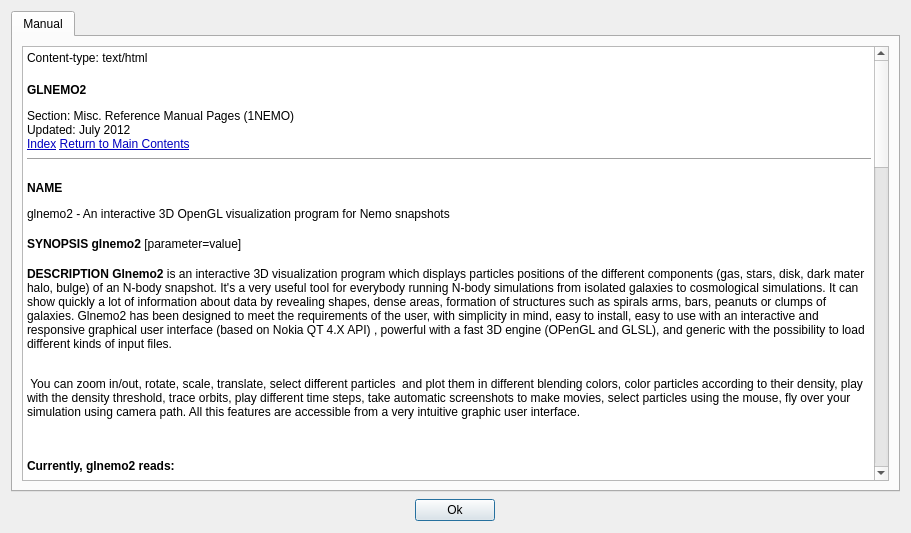
The window that src/formhelp.ui (jcldc/glnemo2) describes before a commit, drawn with Qt 5.
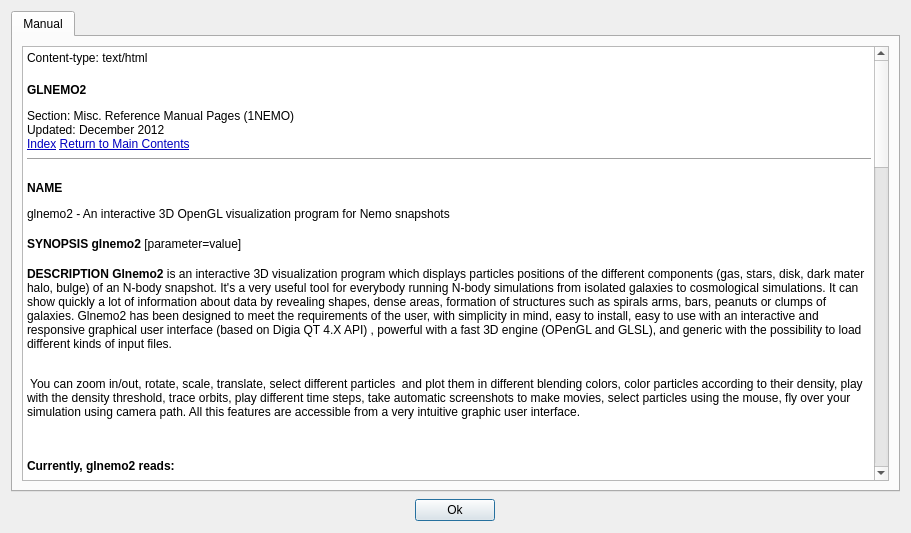
The same window after the commit.

Commit message: glnemo2 1.52 relesease

Diff of the .ui file:
```diff
--- a/src/formhelp.ui
+++ b/src/formhelp.ui
@@ -66,14 +66,14 @@
 &lt;/style&gt;&lt;/head&gt;&lt;body style=&quot; font-family:'Sans Serif'; font-size:8pt; font-weight:400; font-style:normal;&quot;&gt;
 &lt;p style=&quot; margin-top:0px; margin-bottom:0px; margin-left:0px; margin-right:0px; -qt-block-indent:0; text-indent:0px;&quot;&gt;&lt;span style=&quot; font-size:9pt;&quot;&gt;Content-type: text/html &lt;/span&gt;&lt;/p&gt;
 &lt;p style=&quot; margin-top:18px; margin-bottom:12px; margin-left:0px; margin-right:0px; -qt-block-indent:0; text-indent:0px;&quot;&gt;&lt;span style=&quot; font-size:9pt; font-weight:600;&quot;&gt;GLNEMO2&lt;/span&gt;&lt;/p&gt;
-&lt;p style=&quot; margin-top:0px; margin-bottom:0px; margin-left:0px; margin-right:0px; -qt-block-indent:0; text-indent:0px;&quot;&gt;&lt;span style=&quot; font-size:9pt;&quot;&gt;Section: Misc. Reference Manual Pages (1NEMO)&lt;br /&gt;Updated: July 2012&lt;br /&gt;&lt;/span&gt;&lt;a href=&quot;#index&quot;&gt;&lt;span style=&quot; font-size:9pt; text-decoration: underline; color:#0000c0;&quot;&gt;Index&lt;/span&gt;&lt;/a&gt;&lt;span style=&quot; font-size:9pt;&quot;&gt; &lt;/span&gt;&lt;a href=&quot;http://localhost/cgi-bin/man/man2html&quot;&gt;&lt;span style=&quot; font-size:9pt; text-decoration: underline; color:#0000c0;&quot;&gt;Return to Main Contents&lt;/span&gt;&lt;/a&gt;&lt;/p&gt;
+&lt;p style=&quot; margin-top:0px; margin-bottom:0px; margin-left:0px; margin-right:0px; -qt-block-indent:0; text-indent:0px;&quot;&gt;&lt;span style=&quot; font-size:9pt;&quot;&gt;Section: Misc. Reference Manual Pages (1NEMO)&lt;br /&gt;Updated: December 2012&lt;br /&gt;&lt;/span&gt;&lt;a href=&quot;#index&quot;&gt;&lt;span style=&quot; font-size:9pt; text-decoration: underline; color:#0000c0;&quot;&gt;Index&lt;/span&gt;&lt;/a&gt;&lt;span style=&quot; font-size:9pt;&quot;&gt; &lt;/span&gt;&lt;a href=&quot;http://localhost/cgi-bin/man/man2html&quot;&gt;&lt;span style=&quot; font-size:9pt; text-decoration: underline; color:#0000c0;&quot;&gt;Return to Main Contents&lt;/span&gt;&lt;/a&gt;&lt;/p&gt;
 &lt;hr /&gt;
 &lt;p style=&quot; margin-top:16px; margin-bottom:12px; margin-left:0px; margin-right:0px; -qt-block-indent:0; text-indent:0px;&quot;&gt;&lt;span style=&quot; font-size:9pt; font-weight:600;&quot;&gt;NAME&lt;/span&gt;&lt;/p&gt;
-&lt;p style=&quot; margin-top:0px; margin-bottom:0px; margin-left:0px; margin-right:0px; -qt-block-indent:0; text-indent:0px;&quot;&gt;&lt;span style=&quot; font-size:9pt;&quot;&gt;glnemo2 - An interactive 3D OpenGL visualization program for Nemo snapshots &lt;/span&gt;&lt;a name=&quot;lbAC&quot;&gt;&lt;/a&gt;&lt;span style=&quot; font-size:9pt;&quot;&gt; &lt;/span&gt;&lt;span style=&quot; font-size:9pt;&quot;&gt; &lt;/span&gt;&lt;/p&gt;
-&lt;p style=&quot; margin-top:16px; margin-bottom:12px; margin-left:0px; margin-right:0px; -qt-block-indent:0; text-indent:0px;&quot;&gt;&lt;span style=&quot; font-size:9pt; font-weight:600;&quot;&gt;SYNOPSIS&lt;/span&gt;&lt;span style=&quot; font-size:9pt;&quot;&gt; &lt;/span&gt;&lt;span style=&quot; font-size:9pt; font-weight:600;&quot;&gt;glnemo2&lt;/span&gt;&lt;span style=&quot; font-size:9pt;&quot;&gt; [parameter=value] &lt;/span&gt;&lt;a name=&quot;lbAD&quot;&gt;&lt;/a&gt;&lt;span style=&quot; font-size:9pt;&quot;&gt; &lt;/span&gt;&lt;span style=&quot; font-size:9pt;&quot;&gt; &lt;/span&gt;&lt;/p&gt;
-&lt;p style=&quot; margin-top:16px; margin-bottom:12px; margin-left:0px; margin-right:0px; -qt-block-indent:0; text-indent:0px;&quot;&gt;&lt;span style=&quot; font-size:9pt; font-weight:600;&quot;&gt;DESCRIPTION&lt;/span&gt;&lt;span style=&quot; font-size:9pt;&quot;&gt; &lt;/span&gt;&lt;span style=&quot; font-size:9pt; font-weight:600;&quot;&gt;Glnemo2&lt;/span&gt;&lt;span style=&quot; font-size:9pt;&quot;&gt; is an interactive 3D visualization program which displays particles positions of the different components (gas, stars, disk, dark mater halo, bulge) of an N-body snapshot. It's a very useful tool for everybody running N-body simulations from isolated galaxies to cosmological simulations. It can show quickly a lot of information about data by revealing shapes, dense areas, formation of structures such as spirals arms, bars, peanuts or clumps of galaxies. Glnemo2 has been designed to meet the requirements of the user, with simplicity in mind, easy to install, easy to use with an interactive and responsive graphical user interface (based on Nokia QT 4.X API) , powerful with a fast 3D engine (OPenGL and GLSL), and generic with the possibility to load different kinds of input files. &lt;/span&gt;&lt;/p&gt;
-&lt;p style=&quot; margin-top:12px; margin-bottom:12px; margin-left:0px; margin-right:0px; -qt-block-indent:0; text-indent:0px;&quot;&gt;&lt;span style=&quot; font-size:9pt;&quot;&gt;&lt;br /&gt; You can zoom in/out, rotate, scale, translate, select different particles  and plot them in different blending colors, color particles according to their density, play with the density threshold, trace orbits, play different time steps, take automatic screenshots to make movies, select particles using the mouse, fly over your simulation using camera path. All this features are accessible from a very intuitive graphic user interface. &lt;/span&gt;&lt;/p&gt;
-&lt;p style=&quot; margin-top:0px; margin-bottom:0px; margin-left:0px; margin-right:0px; -qt-block-indent:0; text-indent:0px;&quot;&gt;&lt;a name=&quot;lbAE&quot;&gt;&lt;/a&gt;&lt;span style=&quot; font-size:9pt;&quot;&gt; &lt;/span&gt;&lt;span style=&quot; font-size:9pt;&quot;&gt; &lt;/span&gt;&lt;/p&gt;
+&lt;p style=&quot; margin-top:0px; margin-bottom:0px; margin-left:0px; margin-right:0px; -qt-block-indent:0; text-indent:0px;&quot;&gt;&lt;span style=&quot; font-size:9pt;&quot;&gt;glnemo2 - An interactive 3D OpenGL visualization program for Nemo snapshots &lt;/span&gt;&lt;a name=&quot;lbAC&quot;&gt;&lt;/a&gt;&lt;span style=&quot; font-size:9pt;&quot;&gt; &lt;/span&gt;&lt;span style=&quot; font-size:9pt;&quot;&gt; &lt;/span&gt;&lt;/p&gt;
+&lt;p style=&quot; margin-top:16px; margin-bottom:12px; margin-left:0px; margin-right:0px; -qt-block-indent:0; text-indent:0px;&quot;&gt;&lt;span style=&quot; font-size:9pt; font-weight:600;&quot;&gt;SYNOPSIS&lt;/span&gt;&lt;span style=&quot; font-size:9pt;&quot;&gt; &lt;/span&gt;&lt;span style=&quot; font-size:9pt; font-weight:600;&quot;&gt;glnemo2&lt;/span&gt;&lt;span style=&quot; font-size:9pt;&quot;&gt; [parameter=value] &lt;/span&gt;&lt;a name=&quot;lbAD&quot;&gt;&lt;/a&gt;&lt;span style=&quot; font-size:9pt;&quot;&gt; &lt;/span&gt;&lt;span style=&quot; font-size:9pt;&quot;&gt; &lt;/span&gt;&lt;/p&gt;
+&lt;p style=&quot; margin-top:16px; margin-bottom:12px; margin-left:0px; margin-right:0px; -qt-block-indent:0; text-indent:0px;&quot;&gt;&lt;span style=&quot; font-size:9pt; font-weight:600;&quot;&gt;DESCRIPTION&lt;/span&gt;&lt;span style=&quot; font-size:9pt;&quot;&gt; &lt;/span&gt;&lt;span style=&quot; font-size:9pt; font-weight:600;&quot;&gt;Glnemo2&lt;/span&gt;&lt;span style=&quot; font-size:9pt;&quot;&gt; is an interactive 3D visualization program which displays particles positions of the different components (gas, stars, disk, dark mater halo, bulge) of an N-body snapshot. It's a very useful tool for everybody running N-body simulations from isolated galaxies to cosmological simulations. It can show quickly a lot of information about data by revealing shapes, dense areas, formation of structures such as spirals arms, bars, peanuts or clumps of galaxies. Glnemo2 has been designed to meet the requirements of the user, with simplicity in mind, easy to install, easy to use with an interactive and responsive graphical user interface (based on Digia QT 4.X API) , powerful with a fast 3D engine (OPenGL and GLSL), and generic with the possibility to load different kinds of input files. &lt;/span&gt;&lt;/p&gt;
+&lt;p style=&quot; margin-top:12px; margin-bottom:12px; margin-left:0px; margin-right:0px; -qt-block-indent:0; text-indent:0px;&quot;&gt;&lt;span style=&quot; font-size:9pt;&quot;&gt;&lt;br /&gt; You can zoom in/out, rotate, scale, translate, select different particles  and plot them in different blending colors, color particles according to their density, play with the density threshold, trace orbits, play different time steps, take automatic screenshots to make movies, select particles using the mouse, fly over your simulation using camera path. All this features are accessible from a very intuitive graphic user interface. &lt;/span&gt;&lt;/p&gt;
+&lt;p style=&quot; margin-top:0px; margin-bottom:0px; margin-left:0px; margin-right:0px; -qt-block-indent:0; text-indent:0px;&quot;&gt;&lt;a name=&quot;lbAE&quot;&gt;&lt;/a&gt;&lt;span style=&quot; font-size:9pt;&quot;&gt; &lt;/span&gt;&lt;span style=&quot; font-size:9pt;&quot;&gt; &lt;/span&gt;&lt;/p&gt;
 &lt;p style=&quot; margin-top:14px; margin-bottom:12px; margin-left:0px; margin-right:0px; -qt-block-indent:0; text-indent:0px;&quot;&gt;&lt;span style=&quot; font-size:9pt; font-weight:600;&quot;&gt;Currently, glnemo2 reads:&lt;/span&gt;&lt;span style=&quot; font-size:9pt;&quot;&gt; &lt;/span&gt;&lt;/p&gt;
 &lt;p style=&quot; margin-top:12px; margin-bottom:0px; margin-left:0px; margin-right:0px; -qt-block-indent:0; text-indent:0px;&quot;&gt;&lt;span style=&quot; font-family:'Courier New,courier'; font-size:9pt;&quot;&gt;- NEMO files ( &lt;/span&gt;&lt;a href=&quot;http://carma.astro.umd.edu/nemo&quot;&gt;&lt;span style=&quot; font-family:'Courier New,courier'; font-size:9pt; text-decoration: underline; color:#0000c0;&quot;&gt;http://carma.astro.umd.edu/nemo&lt;/span&gt;&lt;/a&gt;&lt;span style=&quot; font-family:'Courier New,courier'; font-size:9pt;&quot;&gt; )&lt;/span&gt;&lt;/p&gt;
 &lt;p style=&quot; margin-top:0px; margin-bottom:0px; margin-left:0px; margin-right:0px; -qt-block-indent:0; text-indent:0px;&quot;&gt;&lt;span style=&quot; font-family:'Courier New,courier'; font-size:9pt;&quot;&gt;- Gadget 1 and 2 -little and big endian- files ( &lt;/span&gt;&lt;a href=&quot;http://www.mpa-garching.mpg.de/gadget/&quot;&gt;&lt;span style=&quot; font-family:'Courier New,courier'; font-size:9pt; text-decoration: underline; color:#0000c0;&quot;&gt;http://www.mpa-garching.mpg.de/gadget/&lt;/span&gt;&lt;/a&gt;&lt;span style=&quot; font-family:'Courier New,courier'; font-size:9pt;&quot;&gt; )&lt;/span&gt;&lt;/p&gt;
@@ -82,19 +82,19 @@
 &lt;p style=&quot; margin-top:0px; margin-bottom:0px; margin-left:0px; margin-right:0px; -qt-block-indent:0; text-indent:0px;&quot;&gt;&lt;span style=&quot; font-family:'Courier New,courier'; font-size:9pt;&quot;&gt;- phiGRAPE file ( &lt;/span&gt;&lt;a href=&quot;http://wiki.cs.rit.edu/bin/view/GRAPEcluster/phiGRAPE&quot;&gt;&lt;span style=&quot; font-family:'Courier New,courier'; font-size:9pt; text-decoration: underline; color:#0000c0;&quot;&gt;http://wiki.cs.rit.edu/bin/view/GRAPEcluster/phiGRAPE&lt;/span&gt;&lt;/a&gt;&lt;span style=&quot; font-family:'Courier New,courier'; font-size:9pt;&quot;&gt; )&lt;/span&gt;&lt;/p&gt;
 &lt;p style=&quot; margin-top:0px; margin-bottom:0px; margin-left:0px; margin-right:0px; -qt-block-indent:0; text-indent:0px;&quot;&gt;&lt;span style=&quot; font-family:'Courier New,courier'; font-size:9pt;&quot;&gt;- list of files stored in a file&lt;/span&gt;&lt;/p&gt;
 &lt;p style=&quot; margin-top:0px; margin-bottom:12px; margin-left:0px; margin-right:0px; -qt-block-indent:0; text-indent:0px;&quot;&gt;&lt;span style=&quot; font-family:'Courier New,courier'; font-size:9pt;&quot;&gt;- realtime gyrfalcON simulation via a network plugin (see $NEMO/usr/jcl/glnemo2/gyrfalcon/README) &lt;/span&gt;&lt;/p&gt;
-&lt;p style=&quot; margin-top:0px; margin-bottom:0px; margin-left:0px; margin-right:0px; -qt-block-indent:0; text-indent:0px;&quot;&gt;&lt;a name=&quot;lbAF&quot;&gt;&lt;/a&gt;&lt;span style=&quot; font-size:9pt;&quot;&gt; &lt;/span&gt;&lt;span style=&quot; font-size:9pt;&quot;&gt; &lt;/span&gt;&lt;/p&gt;
-&lt;p style=&quot; margin-top:16px; margin-bottom:12px; margin-left:0px; margin-right:0px; -qt-block-indent:0; text-indent:0px;&quot;&gt;&lt;span style=&quot; font-size:9pt; font-weight:600;&quot;&gt;Features:&lt;/span&gt;&lt;span style=&quot; font-size:9pt;&quot;&gt; &lt;br /&gt; Glnemo2 uses a plugin mechanism to load data, so it's easy to add a new file reader. It uses the latest OpenGL technology like, shaders (glsl), vertex buffer object, frame buffer object, and takes in account the power of your graphic card to accelerate the rendering. Millions of particles can be rendered, in real time, with a fast GPU. With this technology, glnemo2 can be 1000% times faster than glnemo1 ! &lt;/span&gt;&lt;/p&gt;
-&lt;p style=&quot; margin-top:12px; margin-bottom:12px; margin-left:0px; margin-right:0px; -qt-block-indent:0; text-indent:0px;&quot;&gt;&lt;span style=&quot; font-size:9pt;&quot;&gt;&lt;br /&gt; Glnemo2 runs fine on Linux, Windows(using minGW compiler), and &lt;br /&gt; MaxOSX, thanks to the QT4 API. &lt;/span&gt;&lt;/p&gt;
-&lt;p style=&quot; margin-top:0px; margin-bottom:0px; margin-left:0px; margin-right:0px; -qt-block-indent:0; text-indent:0px;&quot;&gt;&lt;a name=&quot;lbAG&quot;&gt;&lt;/a&gt;&lt;span style=&quot; font-size:9pt;&quot;&gt; &lt;/span&gt;&lt;span style=&quot; font-size:9pt;&quot;&gt; &lt;/span&gt;&lt;/p&gt;
-&lt;p style=&quot; margin-top:16px; margin-bottom:12px; margin-left:0px; margin-right:0px; -qt-block-indent:0; text-indent:0px;&quot;&gt;&lt;span style=&quot; font-size:9pt; font-weight:600;&quot;&gt;Examples&lt;/span&gt;&lt;span style=&quot; font-size:9pt;&quot;&gt; &lt;br /&gt; From the command line you can select particles to load by specifying a range of particles, or by the name of the component (if the file format store its data by component name). &lt;/span&gt;&lt;/p&gt;
-&lt;p style=&quot; margin-top:12px; margin-bottom:12px; margin-left:0px; margin-right:0px; -qt-block-indent:0; text-indent:0px;&quot;&gt;&lt;span style=&quot; font-size:9pt;&quot;&gt;&lt;br /&gt; For example : &lt;/span&gt;&lt;/p&gt;
+&lt;p style=&quot; margin-top:0px; margin-bottom:0px; margin-left:0px; margin-right:0px; -qt-block-indent:0; text-indent:0px;&quot;&gt;&lt;a name=&quot;lbAF&quot;&gt;&lt;/a&gt;&lt;span style=&quot; font-size:9pt;&quot;&gt; &lt;/span&gt;&lt;span style=&quot; font-size:9pt;&quot;&gt; &lt;/span&gt;&lt;/p&gt;
+&lt;p style=&quot; margin-top:16px; margin-bottom:12px; margin-left:0px; margin-right:0px; -qt-block-indent:0; text-indent:0px;&quot;&gt;&lt;span style=&quot; font-size:9pt; font-weight:600;&quot;&gt;Features:&lt;/span&gt;&lt;span style=&quot; font-size:9pt;&quot;&gt; &lt;br /&gt; Glnemo2 uses a plugin mechanism to load data, so it's easy to add a new file reader. It uses the latest OpenGL technology like, shaders (glsl), vertex buffer object, frame buffer object, and takes in account the power of your graphic card to accelerate the rendering. Millions of particles can be rendered, in real time, with a fast GPU. With this technology, glnemo2 can be 1000% times faster than glnemo1 ! &lt;/span&gt;&lt;/p&gt;
+&lt;p style=&quot; margin-top:12px; margin-bottom:12px; margin-left:0px; margin-right:0px; -qt-block-indent:0; text-indent:0px;&quot;&gt;&lt;span style=&quot; font-size:9pt;&quot;&gt;&lt;br /&gt; Glnemo2 runs fine on Linux, Windows(using minGW compiler), and &lt;br /&gt; MaxOSX, thanks to the QT4 API. &lt;/span&gt;&lt;/p&gt;
+&lt;p style=&quot; margin-top:0px; margin-bottom:0px; margin-left:0px; margin-right:0px; -qt-block-indent:0; text-indent:0px;&quot;&gt;&lt;a name=&quot;lbAG&quot;&gt;&lt;/a&gt;&lt;span style=&quot; font-size:9pt;&quot;&gt; &lt;/span&gt;&lt;span style=&quot; font-size:9pt;&quot;&gt; &lt;/span&gt;&lt;/p&gt;
+&lt;p style=&quot; margin-top:16px; margin-bottom:12px; margin-left:0px; margin-right:0px; -qt-block-indent:0; text-indent:0px;&quot;&gt;&lt;span style=&quot; font-size:9pt; font-weight:600;&quot;&gt;Examples&lt;/span&gt;&lt;span style=&quot; font-size:9pt;&quot;&gt; &lt;br /&gt; From the command line you can select particles to load by specifying a range of particles, or by the name of the component (if the file format store its data by component name). &lt;/span&gt;&lt;/p&gt;
+&lt;p style=&quot; margin-top:12px; margin-bottom:12px; margin-left:0px; margin-right:0px; -qt-block-indent:0; text-indent:0px;&quot;&gt;&lt;span style=&quot; font-size:9pt;&quot;&gt;&lt;br /&gt; For example : &lt;/span&gt;&lt;/p&gt;
 &lt;p style=&quot; margin-top:12px; margin-bottom:12px; margin-left:0px; margin-right:0px; -qt-block-indent:0; text-indent:0px;&quot;&gt;&lt;span style=&quot; font-size:9pt;&quot;&gt;1) glnemo2 in=mysnaphot select=0:199999,300000:999999 &lt;/span&gt;&lt;/p&gt;
-&lt;p style=&quot; margin-top:12px; margin-bottom:12px; margin-left:0px; margin-right:0px; -qt-block-indent:0; text-indent:0px;&quot;&gt;&lt;span style=&quot; font-size:9pt;&quot;&gt;&lt;br /&gt;  it loads snapshot &amp;quot;mysnapshot&amp;quot; and creates 2 objects (range0: 0 to 199999 particles indexes) and (range1 : 300000 to 999999 particles indexes) &lt;/span&gt;&lt;/p&gt;
+&lt;p style=&quot; margin-top:12px; margin-bottom:12px; margin-left:0px; margin-right:0px; -qt-block-indent:0; text-indent:0px;&quot;&gt;&lt;span style=&quot; font-size:9pt;&quot;&gt;&lt;br /&gt;  it loads snapshot &amp;quot;mysnapshot&amp;quot; and creates 2 objects (range0: 0 to 199999 particles indexes) and (range1 : 300000 to 999999 particles indexes) &lt;/span&gt;&lt;/p&gt;
 &lt;p style=&quot; margin-top:12px; margin-bottom:12px; margin-left:0px; margin-right:0px; -qt-block-indent:0; text-indent:0px;&quot;&gt;&lt;span style=&quot; font-size:9pt;&quot;&gt;2) glnemo2 in=snap_01 select=gas,stars &lt;/span&gt;&lt;/p&gt;
-&lt;p style=&quot; margin-top:12px; margin-bottom:12px; margin-left:0px; margin-right:0px; -qt-block-indent:0; text-indent:0px;&quot;&gt;&lt;span style=&quot; font-size:9pt;&quot;&gt;&lt;br /&gt; it loads snapshot &amp;quot;snap_01&amp;quot; and creates 2 objects (range0: gas particles) and (range1 : stars particles). Gas and stars particles are automatically detected from the input file. &lt;/span&gt;&lt;/p&gt;
+&lt;p style=&quot; margin-top:12px; margin-bottom:12px; margin-left:0px; margin-right:0px; -qt-block-indent:0; text-indent:0px;&quot;&gt;&lt;span style=&quot; font-size:9pt;&quot;&gt;&lt;br /&gt; it loads snapshot &amp;quot;snap_01&amp;quot; and creates 2 objects (range0: gas particles) and (range1 : stars particles). Gas and stars particles are automatically detected from the input file. &lt;/span&gt;&lt;/p&gt;
 &lt;p style=&quot; margin-top:12px; margin-bottom:12px; margin-left:0px; margin-right:0px; -qt-block-indent:0; text-indent:0px;&quot;&gt;&lt;span style=&quot; font-size:9pt;&quot;&gt;If you start glnemo2 without feeding &amp;quot;select&amp;quot; parameter, it will open a dialog box where you will be able to select particles. &lt;/span&gt;&lt;/p&gt;
-&lt;p style=&quot; margin-top:12px; margin-bottom:12px; margin-left:0px; margin-right:0px; -qt-block-indent:0; text-indent:0px;&quot;&gt;&lt;span style=&quot; font-size:9pt;&quot;&gt;&lt;br /&gt; Once started, glnemo2 displays particles, and different actions with the mouse or the keyboard perform different actions. &lt;/span&gt;&lt;/p&gt;
-&lt;p style=&quot; margin-top:0px; margin-bottom:0px; margin-left:0px; margin-right:0px; -qt-block-indent:0; text-indent:0px;&quot;&gt;&lt;a name=&quot;lbAH&quot;&gt;&lt;/a&gt;&lt;span style=&quot; font-size:9pt;&quot;&gt; &lt;/span&gt;&lt;span style=&quot; font-size:9pt;&quot;&gt; &lt;/span&gt;&lt;/p&gt;
+&lt;p style=&quot; margin-top:12px; margin-bottom:12px; margin-left:0px; margin-right:0px; -qt-block-indent:0; text-indent:0px;&quot;&gt;&lt;span style=&quot; font-size:9pt;&quot;&gt;&lt;br /&gt; Once started, glnemo2 displays particles, and different actions with the mouse or the keyboard perform different actions. &lt;/span&gt;&lt;/p&gt;
+&lt;p style=&quot; margin-top:0px; margin-bottom:0px; margin-left:0px; margin-right:0px; -qt-block-indent:0; text-indent:0px;&quot;&gt;&lt;a name=&quot;lbAH&quot;&gt;&lt;/a&gt;&lt;span style=&quot; font-size:9pt;&quot;&gt; &lt;/span&gt;&lt;span style=&quot; font-size:9pt;&quot;&gt; &lt;/span&gt;&lt;/p&gt;
 &lt;p style=&quot; margin-top:16px; margin-bottom:12px; margin-left:0px; margin-right:0px; -qt-block-indent:0; text-indent:0px;&quot;&gt;&lt;span style=&quot; font-size:9pt; font-weight:600;&quot;&gt;OPERATION&lt;/span&gt;&lt;/p&gt;
 &lt;p style=&quot; margin-top:0px; margin-bottom:0px; margin-left:0px; margin-right:0px; -qt-block-indent:0; text-indent:0px;&quot;&gt;&lt;span style=&quot; font-size:9pt;&quot;&gt;All the parameters given to the command line can be interactively modified in real time using the graphic user interface composed of menus, icons and dialog boxes. Most of the operations can also be activated by hitting a key in the display window itself: &lt;/span&gt;&lt;/p&gt;
 &lt;p style=&quot; margin-top:12px; margin-bottom:0px; margin-left:0px; margin-right:0px; -qt-block-indent:0; text-indent:0px;&quot;&gt;&lt;span style=&quot; font-family:'Courier New,courier'; font-size:9pt;&quot;&gt;- - - - - - - - - - - - - &lt;/span&gt;&lt;/p&gt;
@@ -152,7 +152,7 @@
 &lt;p style=&quot; margin-top:0px; margin-bottom:0px; margin-left:0px; margin-right:0px; -qt-block-indent:0; text-indent:0px;&quot;&gt;&lt;span style=&quot; font-family:'Courier New,courier'; font-size:9pt;&quot;&gt;SC + w         toogle automatic reverse rotation around world z axis&lt;/span&gt;&lt;/p&gt;
 &lt;p style=&quot;-qt-paragraph-type:empty; margin-top:0px; margin-bottom:0px; margin-left:0px; margin-right:0px; -qt-block-indent:0; text-indent:0px; font-family:'Courier New,courier'; font-size:9pt;&quot;&gt;&lt;br /&gt;&lt;/p&gt;
 &lt;p style=&quot; margin-top:0px; margin-bottom:12px; margin-left:0px; margin-right:0px; -qt-block-indent:0; text-indent:0px;&quot;&gt;&lt;span style=&quot; font-family:'Courier New,courier'; font-size:9pt;&quot;&gt; &lt;/span&gt;&lt;/p&gt;
-&lt;p style=&quot; margin-top:0px; margin-bottom:0px; margin-left:0px; margin-right:0px; -qt-block-indent:0; text-indent:0px;&quot;&gt;&lt;a name=&quot;lbAI&quot;&gt;&lt;/a&gt;&lt;span style=&quot; font-size:9pt;&quot;&gt; &lt;/span&gt;&lt;span style=&quot; font-size:9pt;&quot;&gt; &lt;/span&gt;&lt;/p&gt;
+&lt;p style=&quot; margin-top:0px; margin-bottom:0px; margin-left:0px; margin-right:0px; -qt-block-indent:0; text-indent:0px;&quot;&gt;&lt;a name=&quot;lbAI&quot;&gt;&lt;/a&gt;&lt;span style=&quot; font-size:9pt;&quot;&gt; &lt;/span&gt;&lt;span style=&quot; font-size:9pt;&quot;&gt; &lt;/span&gt;&lt;/p&gt;
 &lt;p style=&quot; margin-top:16px; margin-bottom:12px; margin-left:0px; margin-right:0px; -qt-block-indent:0; text-indent:0px;&quot;&gt;&lt;span style=&quot; font-size:9pt; font-weight:600;&quot;&gt;PARAMETERS&lt;/span&gt;&lt;/p&gt;
 &lt;p style=&quot; margin-top:0px; margin-bottom:0px; margin-left:0px; margin-right:0px; -qt-block-indent:0; text-indent:0px;&quot;&gt;&lt;span style=&quot; font-size:9pt;&quot;&gt;The following parameters are recognized in any order if the keyword is also given: &lt;/span&gt;&lt;/p&gt;
 &lt;p style=&quot; margin-top:8px; margin-bottom:0px; margin-left:0px; margin-right:0px; -qt-block-indent:0; text-indent:0px;&quot;&gt;&lt;span style=&quot; font-size:9pt; font-weight:600;&quot;&gt;in=&lt;/span&gt;&lt;/p&gt;
@@ -305,22 +305,22 @@
 &lt;p style=&quot; margin-top:0px; margin-bottom:0px; margin-left:30px; margin-right:0px; -qt-block-indent:0; text-indent:0px;&quot;&gt;&lt;span style=&quot; font-size:9pt;&quot;&gt;Screenshot name [] &lt;/span&gt;&lt;/p&gt;
 &lt;p style=&quot; margin-top:0px; margin-bottom:0px; margin-left:0px; margin-right:0px; -qt-block-indent:0; text-indent:0px;&quot;&gt;&lt;span style=&quot; font-size:9pt; font-weight:600;&quot;&gt;smooth_gui=&lt;/span&gt;&lt;/p&gt;
 &lt;p style=&quot; margin-top:0px; margin-bottom:8px; margin-left:30px; margin-right:0px; -qt-block-indent:0; text-indent:0px;&quot;&gt;&lt;span style=&quot; font-size:9pt;&quot;&gt;if true it allows a smoother interactivity with [t] &lt;/span&gt;&lt;/p&gt;
-&lt;p style=&quot; margin-top:0px; margin-bottom:0px; margin-left:0px; margin-right:0px; -qt-block-indent:0; text-indent:0px;&quot;&gt;&lt;a name=&quot;lbAJ&quot;&gt;&lt;/a&gt;&lt;span style=&quot; font-size:9pt;&quot;&gt; &lt;/span&gt;&lt;span style=&quot; font-size:9pt;&quot;&gt; &lt;/span&gt;&lt;/p&gt;
+&lt;p style=&quot; margin-top:0px; margin-bottom:0px; margin-left:0px; margin-right:0px; -qt-block-indent:0; text-indent:0px;&quot;&gt;&lt;a name=&quot;lbAJ&quot;&gt;&lt;/a&gt;&lt;span style=&quot; font-size:9pt;&quot;&gt; &lt;/span&gt;&lt;span style=&quot; font-size:9pt;&quot;&gt; &lt;/span&gt;&lt;/p&gt;
 &lt;p style=&quot; margin-top:16px; margin-bottom:12px; margin-left:0px; margin-right:0px; -qt-block-indent:0; text-indent:0px;&quot;&gt;&lt;span style=&quot; font-size:9pt; font-weight:600;&quot;&gt;WARNING&lt;/span&gt;&lt;/p&gt;
 &lt;p style=&quot; margin-top:0px; margin-bottom:0px; margin-left:0px; margin-right:0px; -qt-block-indent:0; text-indent:0px;&quot;&gt;&lt;span style=&quot; font-size:9pt;&quot;&gt;Glnemo2 uses hardware accelerated feature of video card and especially GLSL capabilities. Not all the video cards have this requirement under Linux. The very well supported card are Nvidia card with proprietary driver. If glnemo2 crashs at starting, try to launch the program again by adding to the command line &amp;quot;glsl=f&amp;quot;. It will deactivate the hardware accelerated engine, therefore the rendering will be slow but the program might work at least. &lt;/span&gt;&lt;/p&gt;
-&lt;p style=&quot; margin-top:0px; margin-bottom:0px; margin-left:0px; margin-right:0px; -qt-block-indent:0; text-indent:0px;&quot;&gt;&lt;a name=&quot;lbAK&quot;&gt;&lt;/a&gt;&lt;span style=&quot; font-size:9pt;&quot;&gt; &lt;/span&gt;&lt;span style=&quot; font-size:9pt;&quot;&gt; &lt;/span&gt;&lt;/p&gt;
+&lt;p style=&quot; margin-top:0px; margin-bottom:0px; margin-left:0px; margin-right:0px; -qt-block-indent:0; text-indent:0px;&quot;&gt;&lt;a name=&quot;lbAK&quot;&gt;&lt;/a&gt;&lt;span style=&quot; font-size:9pt;&quot;&gt; &lt;/span&gt;&lt;span style=&quot; font-size:9pt;&quot;&gt; &lt;/span&gt;&lt;/p&gt;
 &lt;p style=&quot; margin-top:16px; margin-bottom:12px; margin-left:0px; margin-right:0px; -qt-block-indent:0; text-indent:0px;&quot;&gt;&lt;span style=&quot; font-size:9pt; font-weight:600;&quot;&gt;SEE ALSO&lt;/span&gt;&lt;/p&gt;
 &lt;p style=&quot; margin-top:0px; margin-bottom:0px; margin-left:0px; margin-right:0px; -qt-block-indent:0; text-indent:0px;&quot;&gt;&lt;span style=&quot; font-size:9pt;&quot;&gt;glnemo(1NEMO) &lt;/span&gt;&lt;/p&gt;
-&lt;p style=&quot; margin-top:12px; margin-bottom:12px; margin-left:0px; margin-right:0px; -qt-block-indent:0; text-indent:0px;&quot;&gt;&lt;a href=&quot;http://qt.nokia.com/downloads&quot;&gt;&lt;span style=&quot; font-size:9pt; text-decoration: underline; color:#0000c0;&quot;&gt;http://qt.nokia.com/downloads&lt;/span&gt;&lt;/a&gt;&lt;span style=&quot; font-size:9pt;&quot;&gt; Qt library web site &lt;/span&gt;&lt;a name=&quot;lbAL&quot;&gt;&lt;/a&gt;&lt;span style=&quot; font-size:9pt;&quot;&gt; &lt;/span&gt;&lt;span style=&quot; font-size:9pt;&quot;&gt; &lt;/span&gt;&lt;/p&gt;
+&lt;p style=&quot; margin-top:12px; margin-bottom:12px; margin-left:0px; margin-right:0px; -qt-block-indent:0; text-indent:0px;&quot;&gt;&lt;a href=&quot;http://qt-project.org/downloads&quot;&gt;&lt;span style=&quot; font-size:9pt; text-decoration: underline; color:#0000c0;&quot;&gt;http://qt-project.org/downloads&lt;/span&gt;&lt;/a&gt;&lt;span style=&quot; font-size:9pt;&quot;&gt; Qt library web site &lt;/span&gt;&lt;a name=&quot;lbAL&quot;&gt;&lt;/a&gt;&lt;span style=&quot; font-size:9pt;&quot;&gt; &lt;/span&gt;&lt;span style=&quot; font-size:9pt;&quot;&gt; &lt;/span&gt;&lt;/p&gt;
 &lt;p style=&quot; margin-top:16px; margin-bottom:12px; margin-left:0px; margin-right:0px; -qt-block-indent:0; text-indent:0px;&quot;&gt;&lt;span style=&quot; font-size:9pt; font-weight:600;&quot;&gt;LICENCE&lt;/span&gt;&lt;/p&gt;
-&lt;p style=&quot; margin-top:0px; margin-bottom:0px; margin-left:0px; margin-right:0px; -qt-block-indent:0; text-indent:0px;&quot;&gt;&lt;span style=&quot; font-size:9pt;&quot;&gt;CeCILL ( see &lt;/span&gt;&lt;a href=&quot;http://www.cecill.info&quot;&gt;&lt;span style=&quot; font-size:9pt; text-decoration: underline; color:#0000c0;&quot;&gt;http://www.cecill.info&lt;/span&gt;&lt;/a&gt;&lt;span style=&quot; font-size:9pt;&quot;&gt; ) &lt;/span&gt;&lt;a name=&quot;lbAM&quot;&gt;&lt;/a&gt;&lt;span style=&quot; font-size:9pt;&quot;&gt; &lt;/span&gt;&lt;span style=&quot; font-size:9pt;&quot;&gt; &lt;/span&gt;&lt;/p&gt;
+&lt;p style=&quot; margin-top:0px; margin-bottom:0px; margin-left:0px; margin-right:0px; -qt-block-indent:0; text-indent:0px;&quot;&gt;&lt;span style=&quot; font-size:9pt;&quot;&gt;CeCILL ( see &lt;/span&gt;&lt;a href=&quot;http://www.cecill.info&quot;&gt;&lt;span style=&quot; font-size:9pt; text-decoration: underline; color:#0000c0;&quot;&gt;http://www.cecill.info&lt;/span&gt;&lt;/a&gt;&lt;span style=&quot; font-size:9pt;&quot;&gt; ) &lt;/span&gt;&lt;a name=&quot;lbAM&quot;&gt;&lt;/a&gt;&lt;span style=&quot; font-size:9pt;&quot;&gt; &lt;/span&gt;&lt;span style=&quot; font-size:9pt;&quot;&gt; &lt;/span&gt;&lt;/p&gt;
 &lt;p style=&quot; margin-top:16px; margin-bottom:12px; margin-left:0px; margin-right:0px; -qt-block-indent:0; text-indent:0px;&quot;&gt;&lt;span style=&quot; font-size:9pt; font-weight:600;&quot;&gt;FILES&lt;/span&gt;&lt;/p&gt;
 &lt;p style=&quot; margin-top:0px; margin-bottom:0px; margin-left:0px; margin-right:0px; -qt-block-indent:0; text-indent:0px;&quot;&gt;&lt;span style=&quot; font-size:9pt;&quot;&gt;$NEMO/usr/jcl/glnemo2: directory with source code &lt;br /&gt;$NEMO/usr/jcl/glnemo2/gyrfalcon: runtime gyrfalcon manipulator (See README) &lt;/span&gt;&lt;/p&gt;
 &lt;p style=&quot; margin-top:8px; margin-bottom:0px; margin-left:0px; margin-right:0px; -qt-block-indent:0; text-indent:0px;&quot;&gt;&lt;a href=&quot;http://projets.oamp.fr/projects/glnemo2&quot;&gt;&lt;span style=&quot; font-size:9pt; font-weight:600; text-decoration: underline; color:#0000c0;&quot;&gt;http://projets.oamp.fr/projects/glnemo2&lt;/span&gt;&lt;/a&gt;&lt;span style=&quot; font-size:9pt;&quot;&gt; Home page&lt;/span&gt;&lt;/p&gt;
 &lt;p style=&quot; margin-top:0px; margin-bottom:0px; margin-left:0px; margin-right:0px; -qt-block-indent:0; text-indent:0px;&quot;&gt;&lt;a href=&quot;http://projets.oamp.fr/projects/glnemo2/wiki/Movies&quot;&gt;&lt;span style=&quot; font-size:9pt; font-weight:600; text-decoration: underline; color:#0000c0;&quot;&gt;http://projets.oamp.fr/projects/glnemo2/wiki/Movies&lt;/span&gt;&lt;/a&gt;&lt;span style=&quot; font-size:9pt;&quot;&gt; Movies&lt;/span&gt;&lt;/p&gt;
-&lt;p style=&quot; margin-top:0px; margin-bottom:0px; margin-left:0px; margin-right:0px; -qt-block-indent:0; text-indent:0px;&quot;&gt;&lt;a name=&quot;lbAN&quot;&gt;&lt;/a&gt;&lt;span style=&quot; font-size:9pt;&quot;&gt; &lt;/span&gt;&lt;span style=&quot; font-size:9pt;&quot;&gt; &lt;/span&gt;&lt;/p&gt;
+&lt;p style=&quot; margin-top:0px; margin-bottom:0px; margin-left:0px; margin-right:0px; -qt-block-indent:0; text-indent:0px;&quot;&gt;&lt;a name=&quot;lbAN&quot;&gt;&lt;/a&gt;&lt;span style=&quot; font-size:9pt;&quot;&gt; &lt;/span&gt;&lt;span style=&quot; font-size:9pt;&quot;&gt; &lt;/span&gt;&lt;/p&gt;
 &lt;p style=&quot; margin-top:16px; margin-bottom:12px; margin-left:0px; margin-right:0px; -qt-block-indent:0; text-indent:0px;&quot;&gt;&lt;span style=&quot; font-size:9pt; font-weight:600;&quot;&gt;AUTHOR&lt;/span&gt;&lt;/p&gt;
-&lt;p style=&quot; margin-top:0px; margin-bottom:0px; margin-left:0px; margin-right:0px; -qt-block-indent:0; text-indent:0px;&quot;&gt;&lt;span style=&quot; font-size:9pt;&quot;&gt;Jean-Charles Lambert &lt;/span&gt;&lt;a name=&quot;lbAO&quot;&gt;&lt;/a&gt;&lt;span style=&quot; font-size:9pt;&quot;&gt; &lt;/span&gt;&lt;span style=&quot; font-size:9pt;&quot;&gt; &lt;/span&gt;&lt;/p&gt;
+&lt;p style=&quot; margin-top:0px; margin-bottom:0px; margin-left:0px; margin-right:0px; -qt-block-indent:0; text-indent:0px;&quot;&gt;&lt;span style=&quot; font-size:9pt;&quot;&gt;Jean-Charles Lambert &lt;/span&gt;&lt;a name=&quot;lbAO&quot;&gt;&lt;/a&gt;&lt;span style=&quot; font-size:9pt;&quot;&gt; &lt;/span&gt;&lt;span style=&quot; font-size:9pt;&quot;&gt; &lt;/span&gt;&lt;/p&gt;
 &lt;p style=&quot; margin-top:16px; margin-bottom:12px; margin-left:0px; margin-right:0px; -qt-block-indent:0; text-indent:0px;&quot;&gt;&lt;span style=&quot; font-size:9pt; font-weight:600;&quot;&gt;UPDATE HISTORY&lt;/span&gt;&lt;span style=&quot; font-size:9pt;&quot;&gt; &lt;/span&gt;&lt;/p&gt;
 &lt;p style=&quot;-qt-paragraph-type:empty; margin-top:12px; margin-bottom:0px; margin-left:0px; margin-right:0px; -qt-block-indent:0; text-indent:0px; font-family:'Courier New,courier'; font-size:9pt;&quot;&gt;&lt;br /&gt;&lt;/p&gt;
 &lt;p style=&quot; margin-top:0px; margin-bottom:0px; margin-left:0px; margin-right:0px; -qt-block-indent:0; text-indent:0px;&quot;&gt;&lt;span style=&quot; font-family:'Courier New,courier'; font-size:9pt;&quot;&gt;23-Apr-10 ramses reader + gyrfalcON manipulator             JCL&lt;/span&gt;&lt;/p&gt;
@@ -332,8 +332,9 @@
 &lt;p style=&quot; margin-top:0px; margin-bottom:0px; margin-left:0px; margin-right:0px; -qt-block-indent:0; text-indent:0px;&quot;&gt;&lt;span style=&quot; font-family:'Courier New,courier'; font-size:9pt;&quot;&gt;25-Nov-11 Ver 1.30 - Color bar display on 3d view           JCL&lt;/span&gt;&lt;/p&gt;
 &lt;p style=&quot; margin-top:0px; margin-bottom:0px; margin-left:0px; margin-right:0px; -qt-block-indent:0; text-indent:0px;&quot;&gt;&lt;span style=&quot; font-family:'Courier New,courier'; font-size:9pt;&quot;&gt;07-Feb-12 Ver 1.40 - New rotation system                    JCL&lt;/span&gt;&lt;/p&gt;
 &lt;p style=&quot; margin-top:0px; margin-bottom:0px; margin-left:0px; margin-right:0px; -qt-block-indent:0; text-indent:0px;&quot;&gt;&lt;span style=&quot; font-family:'Courier New,courier'; font-size:9pt;&quot;&gt;14-Feb-12 Ver 1.41 - bug fix release                        JCL&lt;/span&gt;&lt;/p&gt;
-&lt;p style=&quot; margin-top:0px; margin-bottom:0px; margin-left:0px; margin-right:0px; -qt-block-indent:0; text-indent:0px;&quot;&gt;&lt;span style=&quot; font-family:'Courier New,courier'; font-size:9pt;&quot;&gt;22-Mar-12 Ver 1.50 - Timeline + opaque sphere               JCL &lt;/span&gt;&lt;/p&gt;
-&lt;p style=&quot; margin-top:0px; margin-bottom:12px; margin-left:0px; margin-right:0px; -qt-block-indent:0; text-indent:0px;&quot;&gt;&lt;span style=&quot; font-family:'Courier New,courier'; font-size:9pt;&quot;&gt;26-Jul-12 Ver 1.51 - bug fix release                        JCL &lt;/span&gt;&lt;/p&gt;
+&lt;p style=&quot; margin-top:0px; margin-bottom:0px; margin-left:0px; margin-right:0px; -qt-block-indent:0; text-indent:0px;&quot;&gt;&lt;span style=&quot; font-family:'Courier New,courier'; font-size:9pt;&quot;&gt;22-Mar-12 Ver 1.50 - Timeline + opaque sphere               JCL&lt;/span&gt;&lt;/p&gt;
+&lt;p style=&quot; margin-top:0px; margin-bottom:0px; margin-left:0px; margin-right:0px; -qt-block-indent:0; text-indent:0px;&quot;&gt;&lt;span style=&quot; font-family:'Courier New,courier'; font-size:9pt;&quot;&gt;26-Jul-12 Ver 1.51 - bug fix release                        JCL &lt;/span&gt;&lt;/p&gt;
+&lt;p style=&quot; margin-top:0px; margin-bottom:12px; margin-left:0px; margin-right:0px; -qt-block-indent:0; text-indent:0px;&quot;&gt;&lt;span style=&quot; font-family:'Courier New,courier'; font-size:9pt;&quot;&gt;01-Dec-12 Ver 1.52 - bug fix release                        JCL&lt;/span&gt;&lt;/p&gt;
 &lt;hr /&gt;
 &lt;p style=&quot; margin-top:16px; margin-bottom:12px; margin-left:0px; margin-right:0px; -qt-block-indent:0; text-indent:0px;&quot;&gt;&lt;span style=&quot; font-size:9pt; font-weight:600;&quot;&gt;Index&lt;/span&gt;&lt;/p&gt;
 &lt;p style=&quot; margin-top:8px; margin-bottom:0px; margin-left:0px; margin-right:0px; -qt-block-indent:0; text-indent:0px;&quot;&gt;&lt;a href=&quot;#lbAB&quot;&gt;&lt;span style=&quot; font-size:9pt; text-decoration: underline; color:#0000c0;&quot;&gt;NAME&lt;/span&gt;&lt;/a&gt;&lt;/p&gt;
```
The commit also changes 3 other files.
